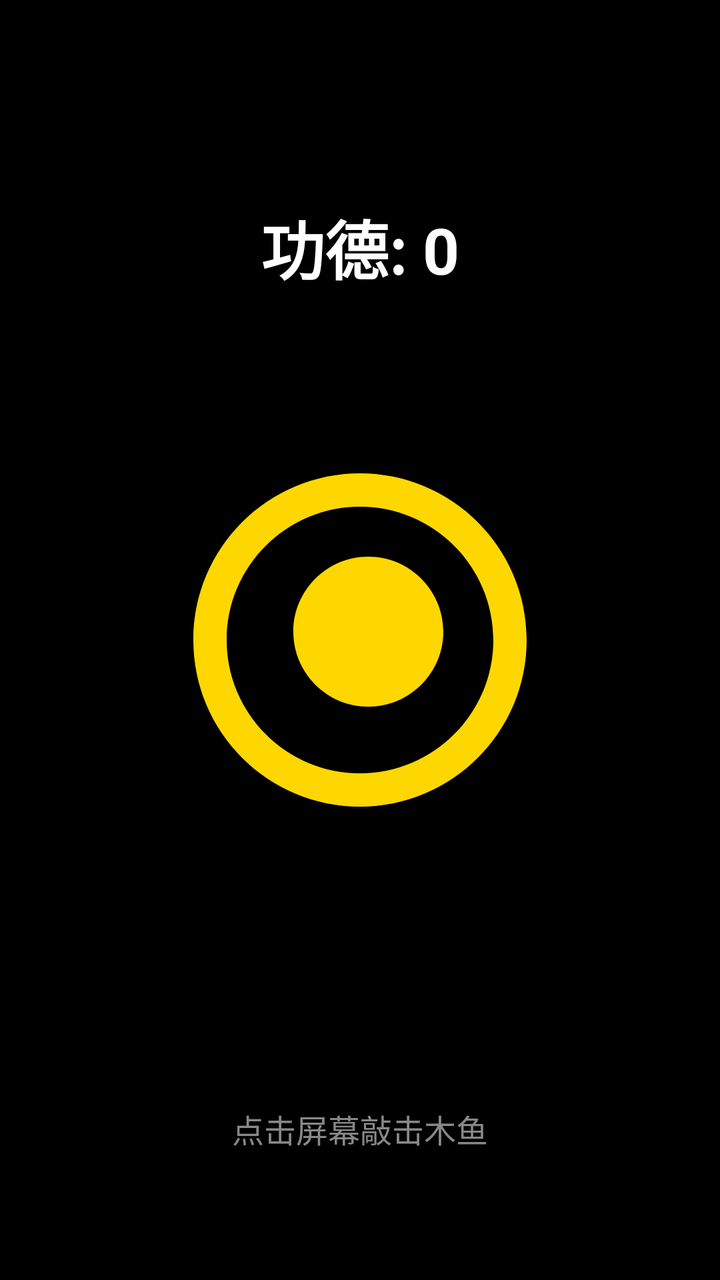
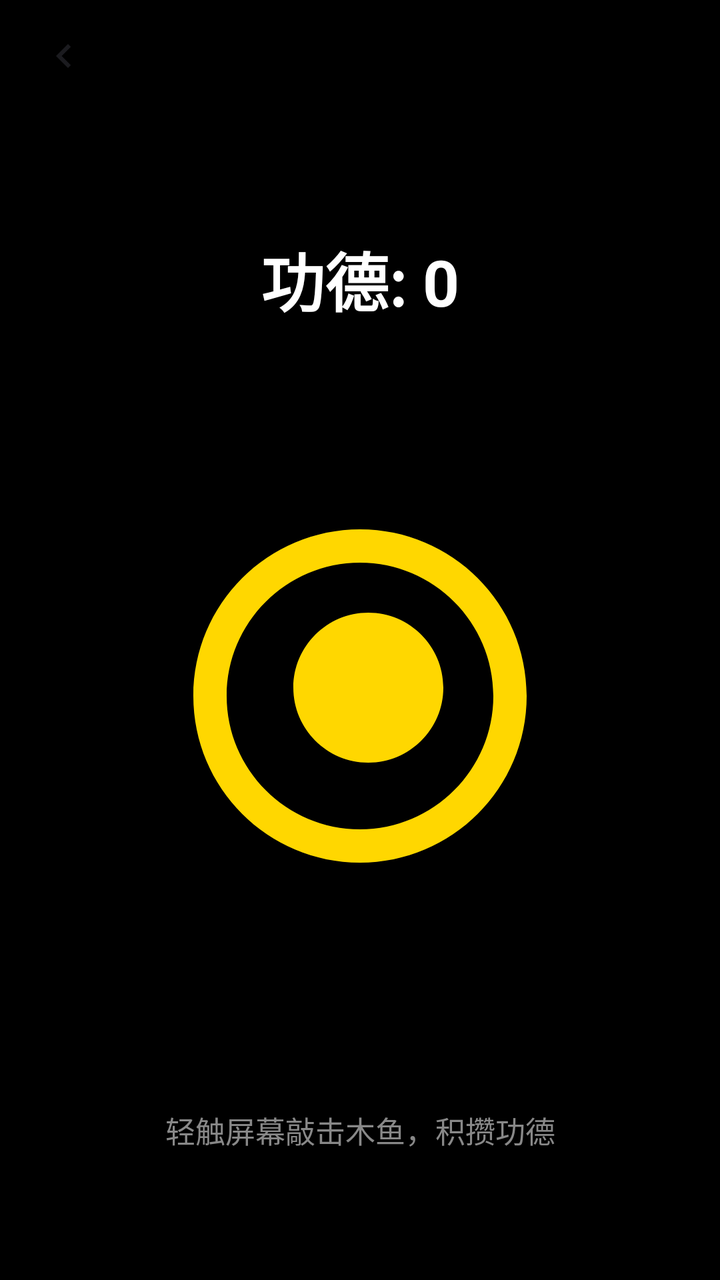

The first picture is an Android layout as it rendered before a commit; the second is the same layout after the commit. The layout source and the unified diff follow.
<!-- AndroidManifest.xml: application theme Theme.WanXiangHub -->
<!-- res/layout/activity_wooden_fish.xml -->
<?xml version="1.0" encoding="utf-8"?>
<androidx.constraintlayout.widget.ConstraintLayout xmlns:android="http://schemas.android.com/apk/res/android"
    xmlns:app="http://schemas.android.com/apk/res-auto"
    xmlns:tools="http://schemas.android.com/tools"
    android:id="@+id/main"
    android:layout_width="match_parent"
    android:layout_height="match_parent"
    android:background="#000000"
    tools:context=".WoodenFishActivity">

    <TextView
        android:id="@+id/tv_merit_count"
        android:layout_width="wrap_content"
        android:layout_height="wrap_content"
        android:layout_marginTop="100dp"
        android:text="功德: 0"
        android:textColor="#FFFFFF"
        android:textSize="32sp"
        android:textStyle="bold"
        app:layout_constraintEnd_toEndOf="parent"
        app:layout_constraintStart_toStartOf="parent"
        app:layout_constraintTop_toTopOf="parent" />

    <ImageView
        android:id="@+id/iv_wooden_fish"
        android:layout_width="200dp"
        android:layout_height="200dp"
        android:src="@drawable/ic_wooden_fish"
        app:tint="#FFD700" 
        app:layout_constraintBottom_toBottomOf="parent"
        app:layout_constraintEnd_toEndOf="parent"
        app:layout_constraintStart_toStartOf="parent"
        app:layout_constraintTop_toTopOf="parent" />

    <TextView
        android:id="@+id/tv_hint"
        android:layout_width="wrap_content"
        android:layout_height="wrap_content"
        android:layout_marginBottom="64dp"
        android:text="点击屏幕敲击木鱼"
        android:textColor="#888888"
        android:textSize="16sp"
        app:layout_constraintBottom_toBottomOf="parent"
        app:layout_constraintEnd_toEndOf="parent"
        app:layout_constraintStart_toStartOf="parent" />

    
    <FrameLayout
        android:id="@+id/container_floating_text"
        android:layout_width="match_parent"
        android:layout_height="match_parent" />

</androidx.constraintlayout.widget.ConstraintLayout>
<!-- resources referenced by this layout -->
<resources>
  <style name="Theme.WanXiangHub" parent="Base.Theme.WanXiangHub" />
  <color name="primary">#6366F1</color>
  <color name="on_primary">#FFFFFF</color>
  <color name="primary_container">#E1E0FF</color>
  <color name="on_primary_container">#1A1B78</color>
  <color name="primary_light">#818CF8</color>
  <color name="secondary">#8B5CF6</color>
  <color name="on_secondary">#FFFFFF</color>
  <color name="secondary_container">#E9DDFF</color>
  <color name="on_secondary_container">#2B0093</color>
  <color name="tertiary">#EC4899</color>
  <color name="on_tertiary">#FFFFFF</color>
  <color name="tertiary_container">#FFD9E6</color>
  <color name="on_tertiary_container">#3E001D</color>
  <color name="background">#FBF9FE</color>
  <color name="surface">#FFFFFF</color>
  <color name="text_primary">#1B1B1F</color>
  <color name="text_secondary">#5A5960</color>
  <color name="surface_variant">#E6E1EC</color>
  <color name="surface_container_lowest">#FFFFFF</color>
  <color name="surface_container_low">#F5F2FA</color>
  <color name="surface_container">#EFECF4</color>
  <color name="surface_container_high">#EAE7F0</color>
  <color name="surface_container_highest">#E4E1EB</color>
  <color name="outline">#787680</color>
  <color name="outline_variant">#C8C4D2</color>
  <color name="error">#BA1A1A</color>
  <color name="error_container">#FFDAD6</color>
  <style name="Shape.App.Small" parent="ShapeAppearance.Material3.Corner.Small">
          <item name="cornerSize">12dp</item>
      </style>
  <style name="Shape.App.Medium" parent="ShapeAppearance.Material3.Corner.Medium">
          <item name="cornerSize">20dp</item>
      </style>
  <style name="Shape.App.Large" parent="ShapeAppearance.Material3.Corner.Large">
          <item name="cornerSize">28dp</item>
      </style>
  <style name="Shape.App.ExtraLarge" parent="ShapeAppearance.Material3.Corner.ExtraLarge">
          <item name="cornerSize">32dp</item>
      </style>
  <style name="Widget.App.CardView" parent="Widget.Material3.CardView.Elevated">
          <item name="cardBackgroundColor">?attr/colorSurfaceContainerLow</item>
          <item name="cardCornerRadius">24dp</item>
          <item name="cardElevation">0dp</item>
          <item name="strokeWidth">0dp</item>
          <item name="contentPadding">16dp</item>
      </style>
  <style name="Widget.App.BottomNavigationView" parent="Widget.Material3.BottomNavigationView">
          <item name="elevation">0dp</item>
          <item name="labelVisibilityMode">labeled</item>
      </style>
  <style name="Widget.App.Button" parent="Widget.Material3.Button">
          <item name="shapeAppearanceOverlay">@style/Shape.App.Button.Pill</item>
          <item name="android:minHeight">52dp</item>
          <item name="android:paddingStart">24dp</item>
          <item name="android:paddingEnd">24dp</item>
          <item name="android:textSize">15sp</item>
          <item name="android:textStyle">bold</item>
      </style>
  <style name="Widget.App.Button.TextButton" parent="Widget.Material3.Button.TextButton">
          <item name="android:textStyle">bold</item>
      </style>
  <style name="Shape.App.Button.Pill" parent="">
          <item name="cornerSize">50%</item>
      </style>
  <!-- unchanged entries left out for length: 2 -->
</resources>

<!-- the commit's change to res/layout/activity_wooden_fish.xml (unified diff, before → after) -->
@@ -1,53 +1,99 @@
 <?xml version="1.0" encoding="utf-8"?>
-<androidx.constraintlayout.widget.ConstraintLayout xmlns:android="http://schemas.android.com/apk/res/android"
+<LinearLayout xmlns:android="http://schemas.android.com/apk/res/android"
     xmlns:app="http://schemas.android.com/apk/res-auto"
     xmlns:tools="http://schemas.android.com/tools"
     android:id="@+id/main"
     android:layout_width="match_parent"
     android:layout_height="match_parent"
     android:background="#000000"
+    android:orientation="vertical"
     tools:context=".WoodenFishActivity">
 
-    <TextView
-        android:id="@+id/tv_merit_count"
-        android:layout_width="wrap_content"
-        android:layout_height="wrap_content"
-        android:layout_marginTop="100dp"
-        android:text="功德: 0"
-        android:textColor="#FFFFFF"
-        android:textSize="32sp"
-        android:textStyle="bold"
-        app:layout_constraintEnd_toEndOf="parent"
-        app:layout_constraintStart_toStartOf="parent"
-        app:layout_constraintTop_toTopOf="parent" />
+    
+    <include layout="@layout/layout_sub_header" />
+
+    <androidx.constraintlayout.widget.ConstraintLayout
+        android:layout_width="match_parent"
+        android:layout_height="match_parent">
+
+        <TextView
+            android:id="@+id/tv_merit_count"
+            android:layout_width="wrap_content"
+            android:layout_height="wrap_content"
+            android:layout_marginTop="60dp"
+            android:text="功德: 0"
+            android:textColor="#FFFFFF"
+            android:textSize="32sp"
+            android:textStyle="bold"
+            app:layout_constraintEnd_toEndOf="parent"
+            app:layout_constraintStart_toStartOf="parent"
+            app:layout_constraintTop_toTopOf="parent" />
+
+        <ImageView
+            android:id="@+id/iv_wooden_fish"
+            android:layout_width="200dp"
+            android:layout_height="200dp"
+            android:contentDescription="木鱼"
+            android:src="@drawable/ic_wooden_fish"
+            app:layout_constraintBottom_toBottomOf="parent"
+            app:layout_constraintEnd_toEndOf="parent"
+            app:layout_constraintStart_toStartOf="parent"
+            app:layout_constraintTop_toTopOf="parent"
+            app:tint="#FFD700" />
+
+        <TextView
+            android:id="@+id/tv_hint"
+            android:layout_width="wrap_content"
+            android:layout_height="wrap_content"
+            android:layout_marginBottom="64dp"
+            android:text="轻触屏幕敲击木鱼，积攒功德"
+            android:textColor="#888888"
+            android:textSize="15sp"
+            app:layout_constraintBottom_toBottomOf="parent"
+            app:layout_constraintEnd_toEndOf="parent"
+            app:layout_constraintStart_toStartOf="parent" />
+
+        
+        <FrameLayout
+            android:id="@+id/container_floating_text"
+            android:layout_width="match_parent"
+            android:layout_height="match_parent" />
+
+    </androidx.constraintlayout.widget.ConstraintLayout>
+
+</LinearLayout>
+<!-- res/layout/layout_sub_header.xml (included above) -->
+<?xml version="1.0" encoding="utf-8"?>
+<LinearLayout xmlns:android="http://schemas.android.com/apk/res/android"
+    xmlns:app="http://schemas.android.com/apk/res-auto"
+    android:id="@+id/header_bar"
+    android:layout_width="match_parent"
+    android:layout_height="56dp"
+    android:gravity="center_vertical"
+    android:orientation="horizontal"
+    android:paddingStart="12dp"
+    android:paddingEnd="16dp">
 
     <ImageView
-        android:id="@+id/iv_wooden_fish"
-        android:layout_width="200dp"
-        android:layout_height="200dp"
-        android:src="@drawable/ic_wooden_fish"
-        app:tint="#FFD700" 
-        app:layout_constraintBottom_toBottomOf="parent"
-        app:layout_constraintEnd_toEndOf="parent"
-        app:layout_constraintStart_toStartOf="parent"
-        app:layout_constraintTop_toTopOf="parent" />
+        android:id="@+id/btn_back"
+        android:layout_width="40dp"
+        android:layout_height="40dp"
+        android:background="?attr/selectableItemBackgroundBorderless"
+        android:clickable="true"
+        android:contentDescription="返回"
+        android:focusable="true"
+        android:padding="8dp"
+        android:src="@drawable/ic_arrow_back"
+        app:tint="?attr/colorOnSurface" />
 
     <TextView
-        android:id="@+id/tv_hint"
-        android:layout_width="wrap_content"
+        android:id="@+id/tv_header_title"
+        android:layout_width="0dp"
         android:layout_height="wrap_content"
-        android:layout_marginBottom="64dp"
-        android:text="点击屏幕敲击木鱼"
-        android:textColor="#888888"
-        android:textSize="16sp"
-        app:layout_constraintBottom_toBottomOf="parent"
-        app:layout_constraintEnd_toEndOf="parent"
-        app:layout_constraintStart_toStartOf="parent" />
+        android:layout_marginStart="8dp"
+        android:layout_weight="1"
+        android:textColor="?attr/colorOnSurface"
+        android:textSize="20sp"
+        android:textStyle="bold" />
 
-    
-    <FrameLayout
-        android:id="@+id/container_floating_text"
-        android:layout_width="match_parent"
-        android:layout_height="match_parent" />
-
-</androidx.constraintlayout.widget.ConstraintLayout>
+</LinearLayout>
<!-- resource entries referenced after the edit -->
@@ -1,5 +1,15 @@
 <!-- resources referenced by this layout -->
 <resources>
+  <!-- drawable ic_arrow_back (drawable) -->
+  <vector xmlns:android="http://schemas.android.com/apk/res/android"
+      android:width="24dp"
+      android:height="24dp"
+      android:viewportWidth="24"
+      android:viewportHeight="24">
+      <path
+          android:fillColor="?android:attr/textColorPrimary"
+          android:pathData="M15.41,7.41L14,6l-6,6 6,6 1.41,-1.41L10.83,12z"/>
+  </vector>
   <style name="Theme.WanXiangHub" parent="Base.Theme.WanXiangHub" />
   <color name="primary">#6366F1</color>
   <color name="on_primary">#FFFFFF</color>
